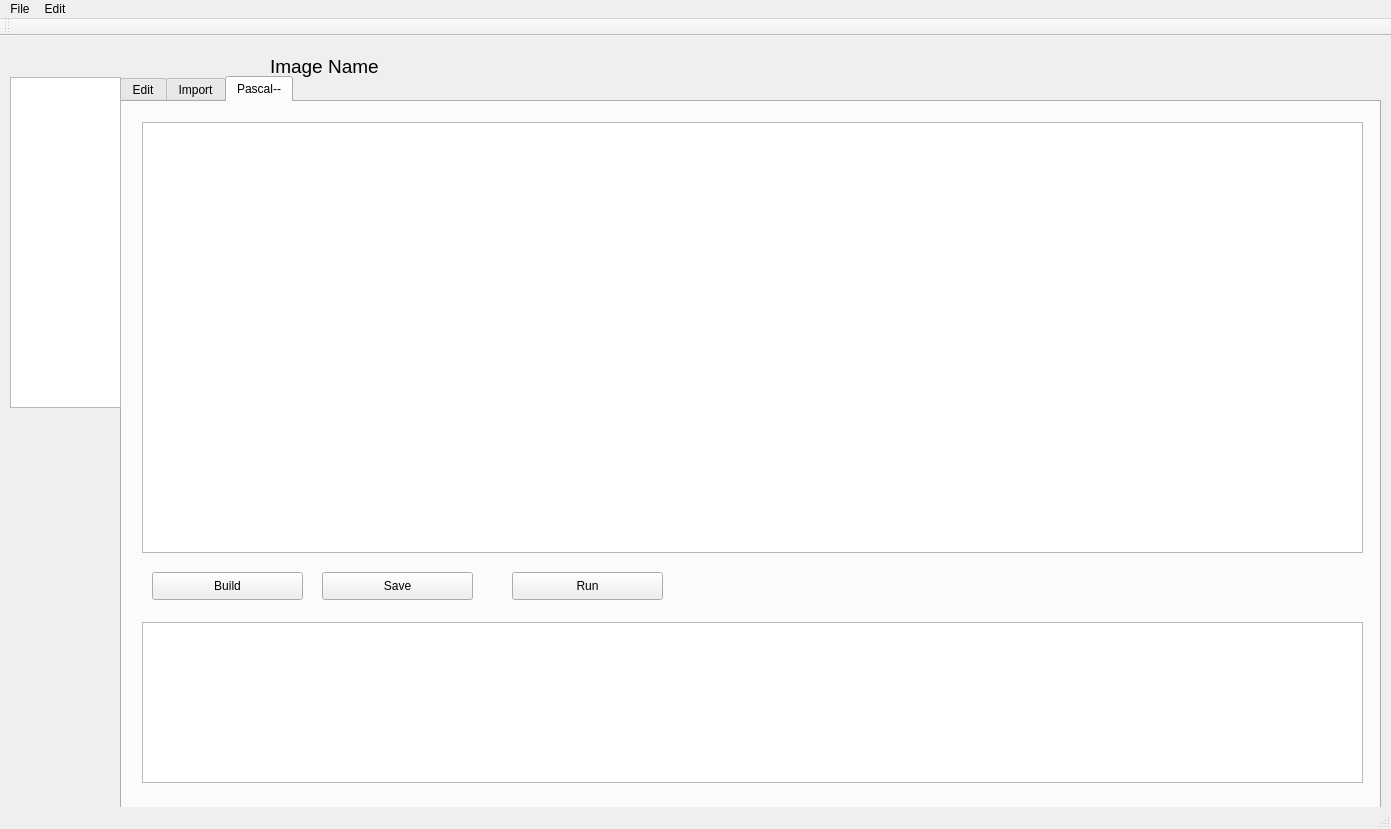
Above: mainwindow.ui from Happy-Ferret/Fluff64 before the change. Below: the same form after it.
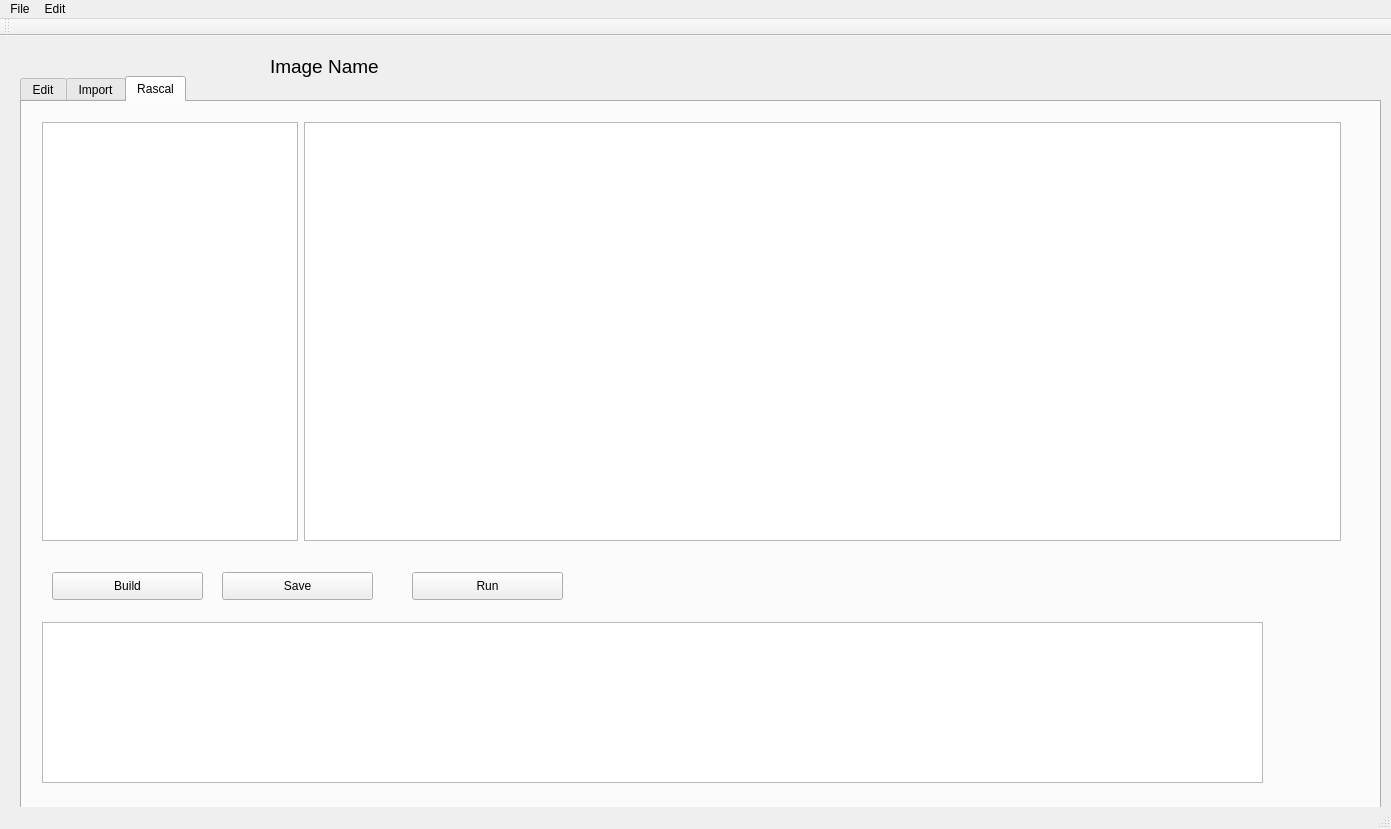
That is the form after the change. Custom widgets are drawn as their Qt base class.

Commit message: Updated editor, new viewer class, file loader and saver

The edit to the form file:
```diff
--- a/mainwindow.ui
+++ b/mainwindow.ui
@@ -20,9 +20,9 @@
    <widget class="QTabWidget" name="tabWidget">
     <property name="geometry">
      <rect>
-      <x>120</x>
+      <x>20</x>
       <y>40</y>
-      <width>1261</width>
+      <width>1361</width>
       <height>781</height>
      </rect>
     </property>
@@ -278,6 +278,16 @@
        </property>
       </widget>
      </widget>
+     <widget class="QListView" name="lstImages">
+      <property name="geometry">
+       <rect>
+        <x>0</x>
+        <y>10</y>
+        <width>111</width>
+        <height>331</height>
+       </rect>
+      </property>
+     </widget>
     </widget>
     <widget class="QWidget" name="tab_2">
      <attribute name="title">
@@ -286,18 +296,8 @@
     </widget>
     <widget class="QWidget" name="tab_3">
      <attribute name="title">
-      <string>Pascal--</string>
+      <string>Rascal</string>
      </attribute>
-     <widget class="QTextEdit" name="txtEditor">
-      <property name="geometry">
-       <rect>
-        <x>20</x>
-        <y>20</y>
-        <width>1221</width>
-        <height>431</height>
-       </rect>
-      </property>
-     </widget>
      <widget class="QTextEdit" name="txtOutput">
       <property name="geometry">
        <rect>
@@ -350,18 +350,26 @@
        <string>Save</string>
       </property>
      </widget>
+     <widget class="QWidget" name="horizontalLayoutWidget">
+      <property name="geometry">
+       <rect>
+        <x>9</x>
+        <y>9</y>
+        <width>1321</width>
+        <height>441</height>
+       </rect>
+      </property>
+      <layout class="QHBoxLayout" name="horizontalLayout" stretch="0,2">
+       <item>
+        <widget class="QTreeView" name="treeFiles"/>
+       </item>
+       <item>
+        <widget class="CodeEditor" name="txtEditor"/>
+       </item>
+      </layout>
+     </widget>
     </widget>
    </widget>
-   <widget class="QListView" name="lstImages">
-    <property name="geometry">
-     <rect>
-      <x>10</x>
-      <y>41</y>
-      <width>111</width>
-      <height>331</height>
-     </rect>
-    </property>
-   </widget>
    <widget class="QLabel" name="lblImageName">
     <property name="geometry">
      <rect>
@@ -420,6 +428,13 @@
   </action>
  </widget>
  <layoutdefault spacing="6" margin="11"/>
+ <customwidgets>
+  <customwidget>
+   <class>CodeEditor</class>
+   <extends>QPlainTextEdit</extends>
+   <header>source\PmmEdit\codeeditor.h</header>
+  </customwidget>
+ </customwidgets>
  <resources/>
  <connections/>
 </ui>
```
Left out of the diff: 4 changed lines with no effect on the pictures. The commit also changes 7 other files.
